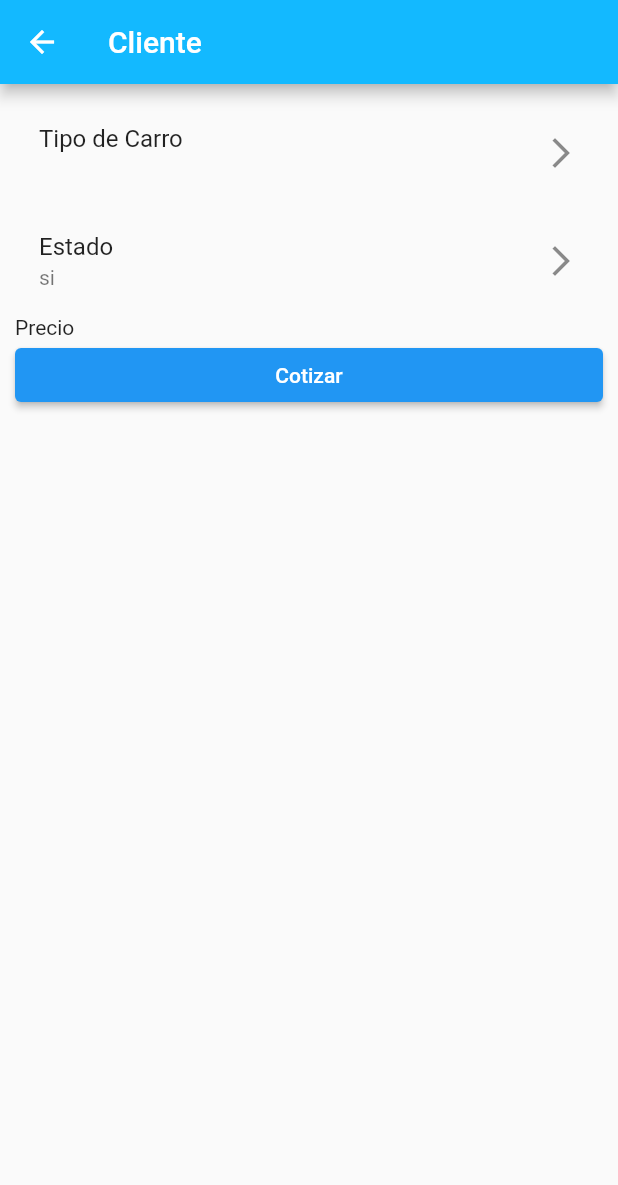
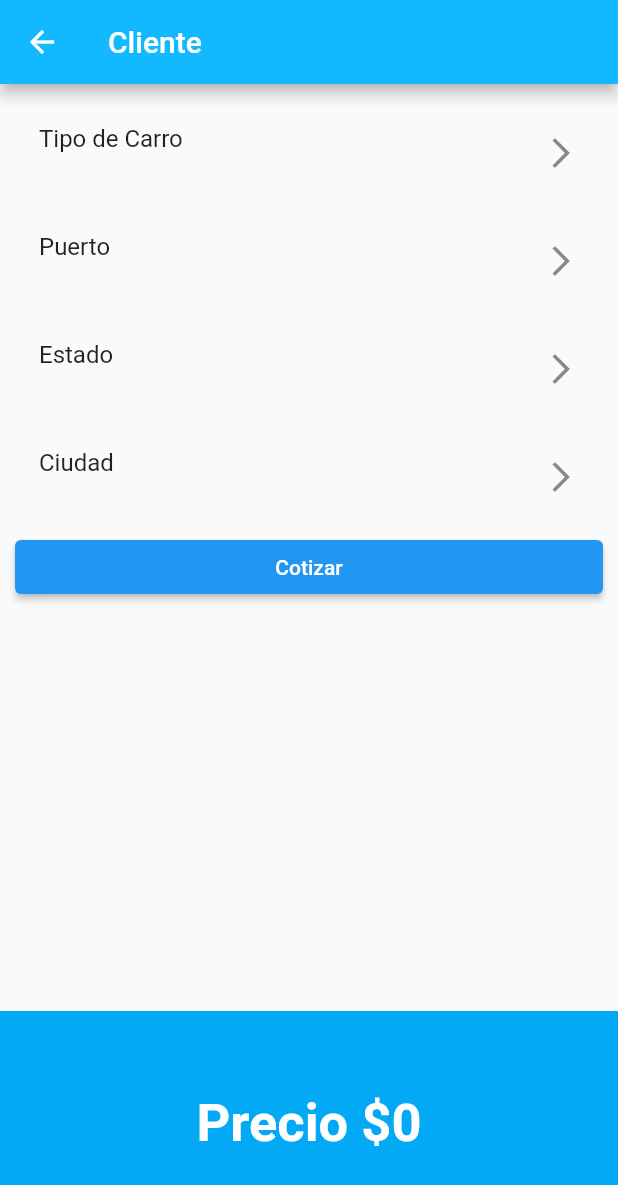
Before and after one commit to ScarKest/BuyCarApp, a Flutter app: the ClientScreen screen opened by its route, on a phone screen of 412 x 824 dp. Shown: the top 1185 px of the screen. Run offline on Flutter 3.47's test engine with Material 2 defaults, Android fonts, the light colour scheme and no system bars; our stand-ins replace bloc, cloud_firestore, firebase_core, pin_code_fields; accounts and stored records are empty.

Commit message:
Client menu

```diff
--- a/lib/domain/barco.dart
+++ b/lib/domain/barco.dart
@@ -5,5 +5,5 @@
   });
 
   final String tipo;
-  final String precio;
+  final int precio;
 }
--- a/lib/presentation/client/client_screen.dart
+++ b/lib/presentation/client/client_screen.dart
@@ -1,4 +1,9 @@
+// ignore_for_file: use_build_context_synchronously
+import 'package:buycar/data/datasource/local_datasource.dart';
 import 'package:buycar/domain/barco.dart';
+import 'package:buycar/domain/city.dart';
+import 'package:buycar/domain/port.dart';
+import 'package:buycar/domain/state.dart';
 import 'package:buycar/presentation/widgets/list_tile_custom.dart';
 import 'package:flutter/material.dart';
 
@@ -11,49 +16,123 @@ class ClientScreen extends StatefulWidget {
 
 class _ClientScreenState extends State<ClientScreen> {
   //Variables para obtener los datos
-  Ship ship = Ship(tipo: '', precio: '');
-  //Port port = Port()
-  //State state = state()
+  Ship ship = Ship(tipo: '', precio: 0);
+  Port port = Port(puerto: '');
+  UsaState state = UsaState(estado: '');
+  List<UsaState> states = [];
+  List<City> cities = [];
+  City city = City(ciudad: '', precio: 0);
 
   //Variables para calcular
-  double precioBarco = 0;
-  double precioGrua = 0;
-  double precio = 0;
+  int? total = 0;
+
+  Future<List<UsaState>> _getState(String port) {
+    setState(() {});
+    return getStates(port);
+  }
+
+  Future<List<City>> _getCities(String port, String state) {
+    setState(() {});
+    return getCities(port, state);
+  }
 
   @override
   Widget build(BuildContext context) {
+    final user = ModalRoute.of(context)!.settings.arguments;
     return Scaffold(
       appBar: AppBar(
         title: const Text('Cliente'),
       ),
-      body: _body(),
+      body: _body(user.toString()),
+      bottomSheet: _customBottomSheet(),
     );
   }
 
-  Widget _body() {
+  Widget _body(String user) {
     return ListView(
       padding: const EdgeInsets.all(10),
       children: [
         ListTileCustom(
           title: 'Tipo de Carro',
           onTap: () => Navigator.pushNamed(context, '/ships').then(
-            (value) => setState(
-              () => ship = value! as Ship,
-            ),
+            (value) => setState(() => ship = value! as Ship),
           ),
           subTitle: ship.tipo,
         ),
         ListTileCustom(
+          title: 'Puerto',
+          onTap: () => Navigator.pushNamed(context, '/ports').then(
+            (value) => setState(() => port = value! as Port),
+          ),
+          subTitle: port.puerto,
+        ),
+        ListTileCustom(
           title: 'Estado',
-          onTap: () => Navigator.pushNamed(context, '/states'),
-          subTitle: 'si',
+          onTap: () async {
+            if (port.puerto.isNotEmpty) {
+              states = await _getState(port.puerto.toLowerCase());
+              await Navigator.pushNamed(context, '/states', arguments: states)
+                  .then(
+                (value) => setState(() => state = value! as UsaState),
+              );
+            } else {
+              ScaffoldMessenger.of(context).showSnackBar(
+                const SnackBar(content: Text('Seleccione un puerto primero')),
+              );
+            }
+          },
+          subTitle: state.estado,
         ),
-        const Text('Precio'),
+        ListTileCustom(
+          title: 'Ciudad',
+          onTap: () async {
+            if (state.estado.isNotEmpty) {
+              cities =
+                  await _getCities(port.puerto.toLowerCase(), state.estado);
+              await Navigator.pushNamed(
+                context,
+                '/cities',
+                arguments: {
+                  'Cities': cities,
+                  'User': user,
+                },
+              ).then(
+                (value) => setState(() => city = value! as City),
+              );
+            } else {
+              ScaffoldMessenger.of(context).showSnackBar(
+                const SnackBar(
+                  content: Text('Seleccione un estado primero'),
+                ),
+              );
+            }
+          },
+          subTitle: city.ciudad,
+        ),
         ElevatedButton(
-          onPressed: () {}, //print('Cotizando...'),
+          onPressed: () => setState(
+            () => total = ship.precio + city.precio,
+          ),
           child: const Text('Cotizar'),
-        )
+        ),
       ],
     );
   }
+
+  Widget _customBottomSheet() {
+    return Container(
+      alignment: Alignment.center,
+      width: double.infinity,
+      height: 150,
+      color: Colors.lightBlue,
+      child: Text(
+        'Precio \$$total',
+        style: const TextStyle(
+          fontSize: 35,
+          color: Colors.white,
+          fontWeight: FontWeight.bold,
+        ),
+      ),
+    );
+  }
 }
--- a/lib/presentation/home/home_screen.dart
+++ b/lib/presentation/home/home_screen.dart
@@ -21,7 +21,7 @@ class _HomeScreenState extends State<HomeScreen> {
         mainAxisAlignment: MainAxisAlignment.center,
         children: [
           _button(
-            onPressed: () => Navigator.pushNamed(context, '/client'),
+            onPressed: () => Navigator.pushNamed(context, '/client', arguments: 'Client'),
             title: 'Cliente',
             image: 'assets/images/client.png',
           ),
@@ -51,7 +51,7 @@ class _HomeScreenState extends State<HomeScreen> {
           onChanged: (_) {},
           onCompleted: (value) => (value != '1234')
               ? passwordError()
-              : Navigator.pushNamed(context, '/owner'),
+              : Navigator.pushNamed(context, '/owner', arguments: 'Owner'),
         ),
       ),
     );
--- a/lib/presentation/pages/ships_screen.dart
+++ b/lib/presentation/pages/ships_screen.dart
@@ -25,6 +25,7 @@ class _ShipsScreenState extends State<ShipsScreen> {
 
   @override
   Widget build(BuildContext context) {
+    final user = ModalRoute.of(context)!.settings.arguments;
     return Scaffold(
       appBar: AppBar(
         title: const Text('Barco'),
@@ -35,7 +36,9 @@ class _ShipsScreenState extends State<ShipsScreen> {
               (barco) => ListTile(
                 leading: const Icon(Icons.directions_boat_outlined),
                 title: Text(barco.tipo),
-                trailing: Text('\$${barco.precio}'),
+                trailing: (user == 'Owner')
+                    ? Text('\$${barco.precio}')
+                    : Text('\$${barco.precio + 50 }'),
                 onTap: () => Navigator.pop(context, barco),
               ),
             )
```
Also changed, not shown: lib/data/models/barco_model.dart (+5 -2 lines), lib/presentation/owner/owner_screen.dart (+38 -29 lines), lib/presentation/pages/cities_screen.dart (+16 -3 lines).
